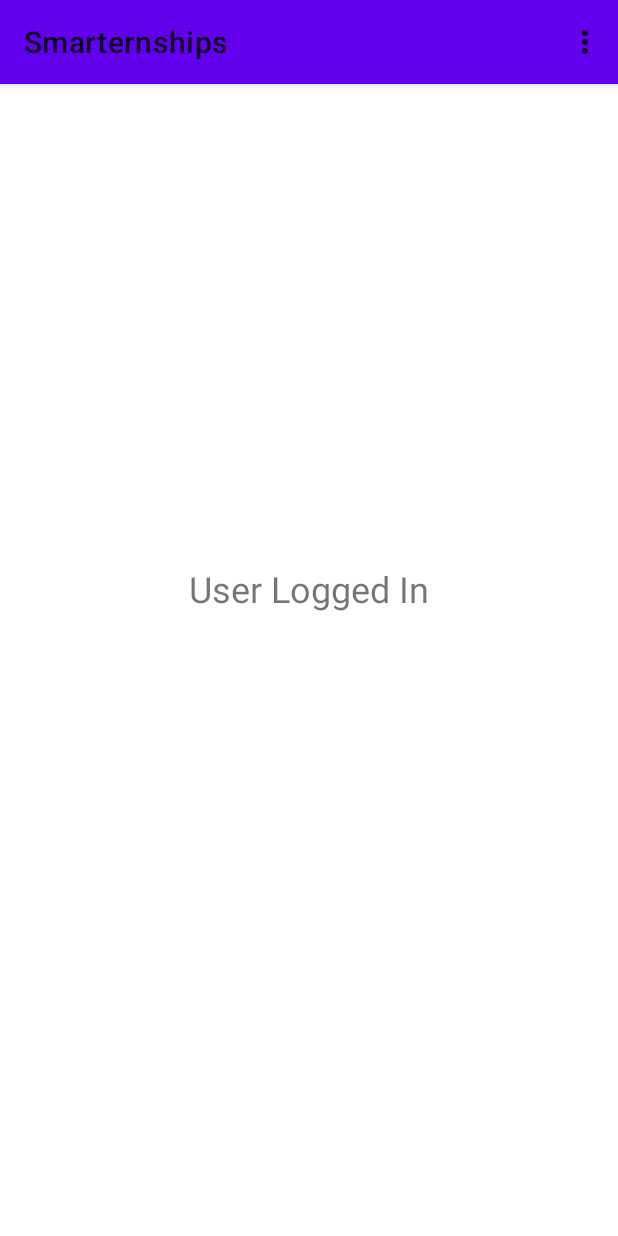
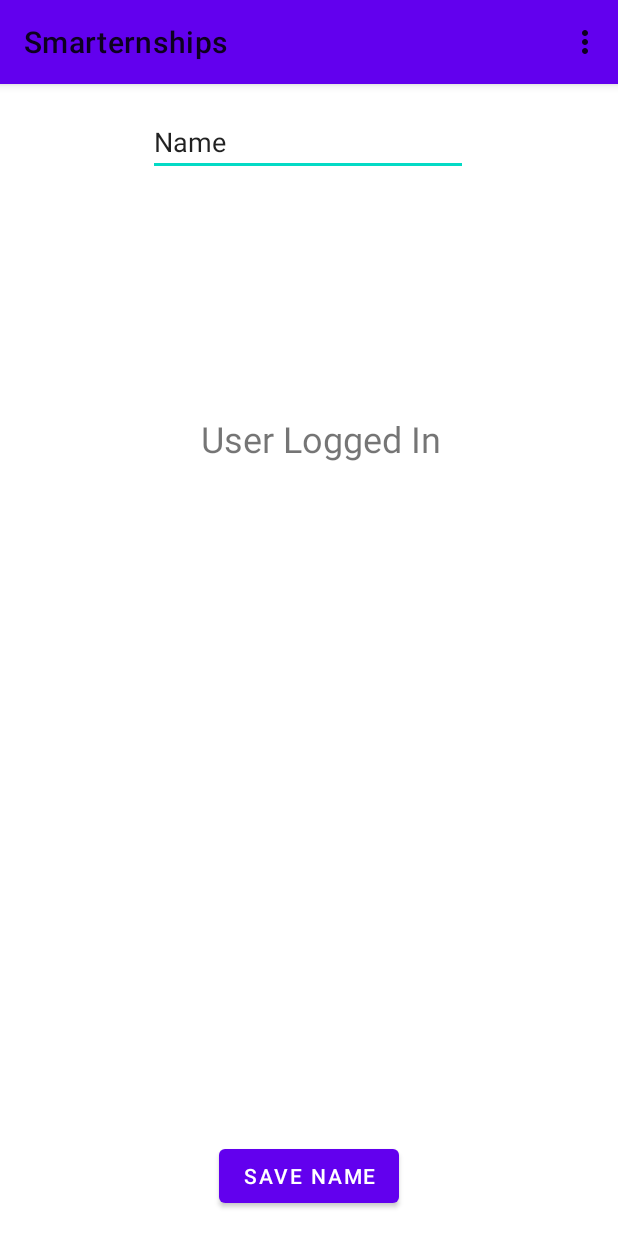
Before and after one commit to MichaelG922/Smarternships, an Android app: the ViewAccount screen opened directly, with no data from a screen before it, on a phone screen of 412 x 824 dp. Run offline under Robolectric (Android 15) with nearby library versions, the phone set to English and light mode, and no system bars.

Commit message:
You can now set a user name in the viewAccount. Theres not a way to have users yet so it will be saved to firebase under user with id 1

```diff
--- /dev/null
+++ b/app/src/main/java/com/example/smarternships/data/model/DataBase.kt
@@ -0,0 +1,18 @@
+package com.example.smarternships.data.model
+
+import android.view.Menu
+import com.example.smarternships.R
+import com.google.firebase.database.DatabaseReference
+import com.google.firebase.database.FirebaseDatabase
+import com.google.firebase.ktx.Firebase
+
+class DataBase {
+    companion object {
+        public fun setUserName(id: String, name: String) {
+            var users = FirebaseDatabase.getInstance().getReference("users")
+            users.child(id).child("username").setValue(name)
+        }
+    }
+
+
+}
--- a/app/src/main/java/com/example/smarternships/ui/account/ViewAccount.kt
+++ b/app/src/main/java/com/example/smarternships/ui/account/ViewAccount.kt
@@ -1,16 +1,33 @@
 package com.example.smarternships.ui.account
 
+import android.content.Intent
 import android.os.Bundle
 import android.view.Menu
 import android.view.MenuItem
+import android.view.View
+import android.widget.Button
+import android.widget.EditText
 import android.widget.Toast
 import androidx.appcompat.app.AppCompatActivity
 import com.example.smarternships.R
+import com.example.smarternships.data.model.DataBase
 
 class ViewAccount: AppCompatActivity() {
+    private lateinit var mTextName: EditText
+    private lateinit var mSaveButton: Button
+
     public override fun onCreate(savedInstanceState: Bundle?) {
         super.onCreate(savedInstanceState)
         setContentView(R.layout.view_account)
+
+        mTextName = findViewById<View>(R.id.text_name) as EditText
+        mSaveButton = findViewById<View>(R.id.save_button) as Button
+
+        mSaveButton.setOnClickListener {
+            var name = mTextName.text.toString()
+            Toast.makeText(applicationContext, "Save Name $name", Toast.LENGTH_SHORT).show()
+            DataBase.setUserName("1", name)
+        }
     }
 
     // Create Options Menu
--- a/app/src/main/res/layout/view_account.xml
+++ b/app/src/main/res/layout/view_account.xml
@@ -15,11 +15,12 @@
         android:id="@+id/question"
         android:layout_width="wrap_content"
         android:layout_height="wrap_content"
-        android:layout_marginTop="304dp"
+        android:layout_marginTop="204dp"
         android:text="User Logged In"
         android:textAllCaps="false"
         android:textSize="24sp"
         app:layout_constraintEnd_toEndOf="parent"
+        app:layout_constraintHorizontal_bias="0.537"
         app:layout_constraintStart_toStartOf="parent"
         app:layout_constraintTop_toTopOf="parent" />
 
@@ -37,4 +38,25 @@
         app:layout_constraintTop_toTopOf="parent"
         app:layout_constraintVertical_bias="0.3" />
 
+    <EditText
+        android:id="@+id/text_name"
+        android:layout_width="wrap_content"
+        android:layout_height="wrap_content"
+        android:ems="10"
+        android:inputType="textPersonName"
+        android:text="Name"
+        app:layout_constraintEnd_toEndOf="parent"
+        app:layout_constraintHorizontal_bias="0.497"
+        app:layout_constraintStart_toStartOf="parent"
+        tools:layout_editor_absoluteY="280dp" />
+
+    <Button
+        android:id="@+id/save_button"
+        android:layout_width="wrap_content"
+        android:layout_height="wrap_content"
+        android:text="Save Name"
+        app:layout_constraintBottom_toBottomOf="parent"
+        app:layout_constraintEnd_toEndOf="parent"
+        app:layout_constraintStart_toStartOf="parent" />
+
 </androidx.constraintlayout.widget.ConstraintLayout>
```
